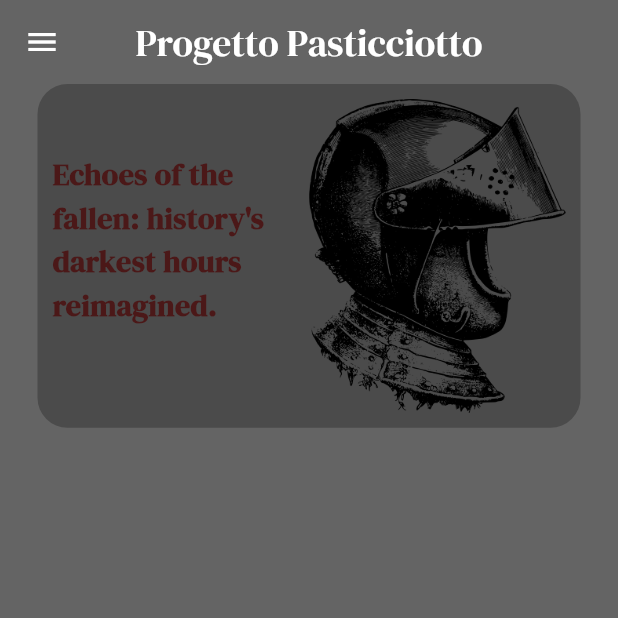
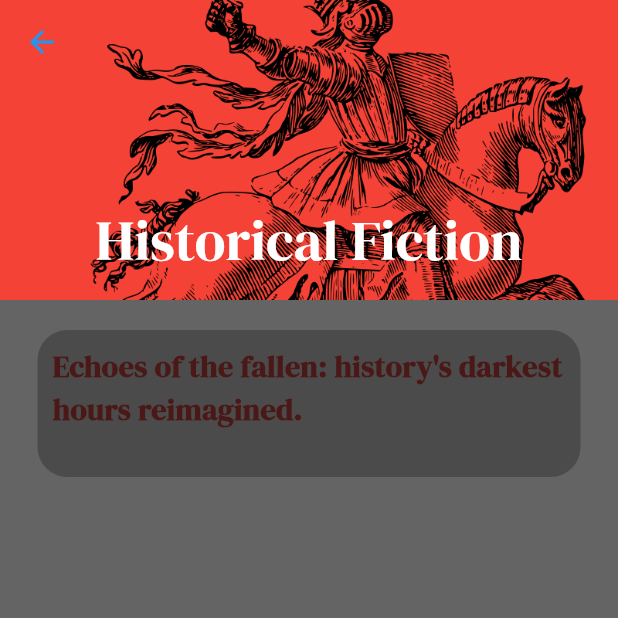
Before and after one commit to Satik37/progetto_pasticciotto, a Flutter app: the HistoricalPage screen opened by its route, on a phone screen of 412 x 824 dp, the top half of it. Run offline on Flutter 3.47's test engine with Material 3 defaults, Android fonts, the phone set to English and light mode, and no system bars; our stand-ins replace google_fonts; missing offline and left inert: fluent_ui.

Commit message:
Updated sliver bars

```diff
--- a/lib/components/genre_tile.dart
+++ b/lib/components/genre_tile.dart
@@ -1,4 +1,4 @@
-import 'package:flutter/material.dart'; // Corrected the import statement
+import 'package:flutter/material.dart';
 import 'package:google_fonts/google_fonts.dart';
 import 'package:sushi/models/genre.dart';
 
--- a/lib/pages/categories_page.dart
+++ b/lib/pages/categories_page.dart
@@ -21,8 +21,8 @@ class _CategoriesPageState extends State<CategoriesPage> {
   List genres = [
     // Logic and Deduction
     Genre(name: 'Logic and Deduction', imagePath: 'images/manAndSkull.png'),
-    // Historical fiction
-    Genre(name: 'Historical fiction', imagePath: 'images/medievalWriting.png'),
+    // Historical Fiction
+    Genre(name: 'Historical Fiction', imagePath: 'images/medievalWriting.png'),
     // Science
     // Fantasy
     // Mystery
@@ -42,7 +42,7 @@ class _CategoriesPageState extends State<CategoriesPage> {
           MaterialPageRoute(builder: (context) => const LogicPage()),
         );
         break;
-      case 'Historical fiction':
+      case 'Historical Fiction':
         Navigator.push(
           context,
           MaterialPageRoute(builder: (context) => const HistoricalPage()),
--- a/lib/pages/historical_page.dart
+++ b/lib/pages/historical_page.dart
@@ -1,10 +1,5 @@
 import 'package:flutter/material.dart';
 import 'package:google_fonts/google_fonts.dart';
-import 'package:sushi/pages/categories_page.dart';
-import 'package:sushi/pages/credits_and_support_page.dart';
-import 'package:sushi/pages/intro_page.dart';
-import 'package:sushi/pages/logic.dart';
-import 'package:sushi/pages/settings_page.dart';
 import 'package:sushi/themes/colors.dart';
 
 class HistoricalPage extends StatefulWidget {
@@ -15,155 +10,53 @@ class HistoricalPage extends StatefulWidget {
 }
 
 class _HistoricalPageState extends State<HistoricalPage> {
-  // create a list of categories
-  List historical = [
-    // Logic and Deduction
-    Logic(name: 'Logic and Deduction', imagePath: 'images/manAndSkull.png'),
-    // Historical fiction
-    Logic(name: 'Historical fiction', imagePath: 'images/medievalWriting.png'),
-    // Science
-    // Fantasy
-    // Mystery
-    // Mythology
-    // Horror
-    // Western
-    // Romance
-  ];
-
-  // navigate to puzzles (modify)
-
-  //   void navigateToGenre(Genre genre) {
-  //   switch (genre.name) {
-  //     case 'Logic and Deduction':
-  //       Navigator.push(
-  //         context,
-  //         MaterialPageRoute(builder: (context) => const LogicPage()),
-  //       );
-  //       break;
-  //     case 'Historical fiction':
-  //       Navigator.push(
-  //         context,
-  //         MaterialPageRoute(builder: (context) => const HistoricalPage()),
-  //       );
-  //       break;
-  //     // Add other cases here as needed
-  //     default:
-  //       break;
-  //   }
-  // }
   @override
   Widget build(BuildContext context) {
     return Scaffold(
-      backgroundColor: Color.fromARGB(255, 100, 100, 100),
+      backgroundColor: const Color.fromARGB(255, 100, 100, 100),
 
-      // app bar
+      // sliver app bar
 
-      appBar: AppBar(
-        backgroundColor: Color.fromARGB(255, 100, 100, 100),
-        elevation: 0,
-        leading: Builder(
-          builder: (BuildContext context) {
-            return IconButton(
-              icon: Icon(
-                Icons.menu,
-                color: const Color.fromARGB(255, 255, 255, 255),
-              ),
-              onPressed: () {
-                Scaffold.of(context).openDrawer();
-              },
-            );
-          },
+      body: CustomScrollView(
+        slivers: [
+          SliverAppBar(
+            backgroundColor: Colors.red,
+            expandedHeight: 200,
+            floating: true,
+            pinned: true,
+            flexibleSpace: FlexibleSpaceBar(
+              background: Image.asset(
+                'images/knightHorse.png',
+                fit: BoxFit.cover,
               ),
               title: Text(
-          'Progetto Pasticciotto',
+                'Historical Fiction',
                 style: GoogleFonts.dmSerifDisplay(
-            color: const Color.fromARGB(255, 255, 255, 255),
+                  color: Color.fromARGB(255, 255, 255, 255),
                   fontSize: 25,
                 ),
               ),
               centerTitle: true,
             ),
-
-// nav bar
-
-      drawer: Drawer(
-        child: ListView(
-          padding: EdgeInsets.zero,
-          children: [
-            DrawerHeader(
-              decoration: BoxDecoration(
-                color: primaryColor,
-              ),
-              child: Text(
-                'Menu',
-                style: GoogleFonts.dmSerifDisplay(
-                  color: Color.fromARGB(255, 255, 255, 255),
-                  fontSize: 30,
+            leading: IconButton(
+              icon: Icon(Icons.arrow_back, color: Colors.blue),
+              onPressed: () {
+                Navigator.pop(context);
+              },
             ),
           ),
-            ),
-            ListTile(
-              leading: Icon(Icons.home_filled),
-              title: Text('Home'),
-              onTap: () {
-                Navigator.pop(context); // close drawer
-                Navigator.push(
-                  context,
-                  MaterialPageRoute(builder: (context) => const IntroPage()),
-                );
-              },
-            ),
-            ListTile(
-              leading: Icon(Icons.category),
-              title: Text('Genres'),
-              onTap: () {
-                Navigator.pop(context); // close drawer
-                Navigator.push(
-                  context,
-                  MaterialPageRoute(
-                      builder: (context) => const CategoriesPage()),
-                );
-              },
-            ),
-            ListTile(
-              leading: Icon(Icons.settings),
-              title: Text('Settings'),
-              onTap: () {
-                Navigator.pop(context); // close drawer
-                Navigator.push(
-                  context,
-                  MaterialPageRoute(builder: (context) => const Settings()),
-                );
-              },
-            ),
-            ListTile(
-              leading: Icon(Icons.info),
-              title: Text('Credits and Support'),
-              onTap: () {
-                Navigator.pop(context); // close drawer
-                Navigator.push(
-                  context,
-                  MaterialPageRoute(
-                      builder: (context) => const CreditsAndSupport()),
-                );
-              },
-            ),
-          ],
-        ),
-      ),
+          SliverList(
+            delegate: SliverChildListDelegate(
+              [
+                // promo banner
 
-      // body
-
-      body: Column(
-        crossAxisAlignment: CrossAxisAlignment.start,
-        children: [
-          // promo banner
                 Container(
                   decoration: BoxDecoration(
                     color: primaryColor,
                     borderRadius: BorderRadius.circular(20),
                   ),
-            margin: const EdgeInsets.only(left: 25, right: 25, bottom: 25),
+                  margin: const EdgeInsets.only(
+                      left: 25, right: 25, bottom: 25, top: 20),
                   padding: const EdgeInsets.all(10),
                   child: Row(
                     mainAxisAlignment: MainAxisAlignment.spaceBetween,
@@ -173,6 +66,7 @@ class _HistoricalPageState extends State<HistoricalPage> {
                           crossAxisAlignment: CrossAxisAlignment.start,
                           children: [
                             // promo message
+
                             Text(
                               'Echoes of the fallen: history\'s darkest hours reimagined.',
                               style: GoogleFonts.dmSerifDisplay(
@@ -181,17 +75,15 @@ class _HistoricalPageState extends State<HistoricalPage> {
                                 color: Color.fromARGB(200, 75, 10, 10),
                               ),
                             ),
-
                             const SizedBox(height: 20),
                           ],
                         ),
                       ),
 
-                // image
-                Expanded(
-                  child: Image.asset(
-                    'images/knightHelmet.png',
-                    fit: BoxFit.cover,
+                      // Add more content widgets here
+
+                      const SizedBox(height: 25),
+                    ],
                   ),
                 ),
               ],
@@ -199,13 +91,6 @@ class _HistoricalPageState extends State<HistoricalPage> {
           ),
         ],
       ),
-
-      // end body
-
-      // next
     );
   }
-  // end of widget
-
-  // widget basic card
 }
```
Also changed, not shown: lib/pages/logic_page.dart (+4 -8 lines). Lines whose indentation alone changed are shown as unchanged.
